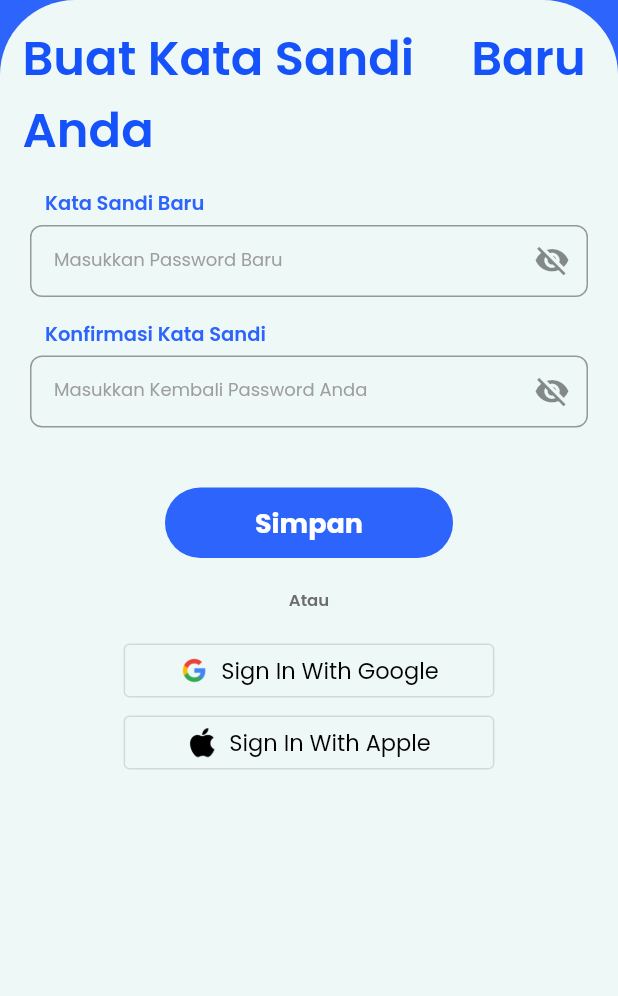
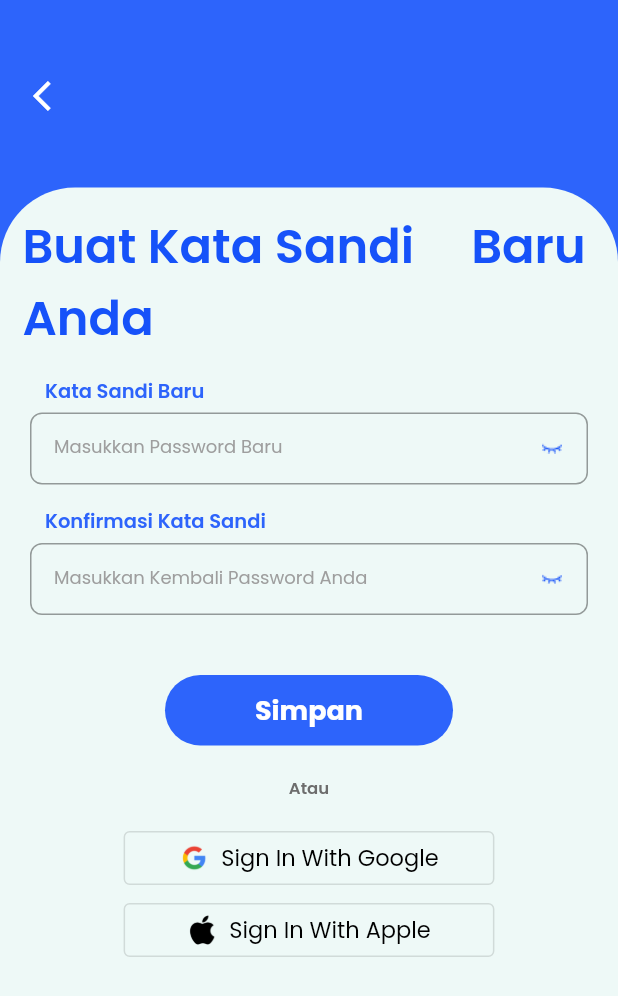
Before and after one commit to Project-Capstone-Group-16/Flutter_Kelompok-16, a Flutter app: the screen it shows after launch, on a phone screen of 412 x 824 dp. Shown: the top 996 px of the screen. Run offline on Flutter 3.47's test engine with Material 2 defaults, Android fonts, the light colour scheme and no system bars.

Commit message:
Menambahkan asset dan expanded unttuk listview

```diff
--- a/capstone/lib/main.dart
+++ b/capstone/lib/main.dart
@@ -1,5 +1,6 @@
 import 'package:capstone/forgot_password.dart';
 import 'package:capstone/new_password.dart';
+import 'package:capstone/otp_password.dart';
 import 'package:flutter/material.dart';
 import 'package:capstone/forgot_success.dart';
 
--- a/capstone/lib/new_password.dart
+++ b/capstone/lib/new_password.dart
@@ -10,6 +10,7 @@ class NewPassword extends StatefulWidget {
 
 class _NewPasswordState extends State<NewPassword> {
   FocusNode _focus = FocusNode();
+  FocusNode _confirmPasswordFocus = FocusNode();
 
   bool _isPasswordVisible = false;
 
@@ -17,6 +18,20 @@ class _NewPasswordState extends State<NewPassword> {
   void initState() {
     super.initState();
     _focus.addListener(_onFocusChange);
+    _focus.addListener(_onFocusChange);
+    _confirmPasswordFocus.addListener(_onConfirmPasswordFocusChange);
+  }
+
+  void _onConfirmPasswordFocusChange() {
+    if (_confirmPasswordFocus.hasFocus) {
+      setState(() {
+        height = 20;
+      });
+    } else {
+      setState(() {
+        height = 100;
+      });
+    }
   }
 
   @override
@@ -24,12 +39,14 @@ class _NewPasswordState extends State<NewPassword> {
     super.dispose();
     _focus.removeListener(_onFocusChange);
     _focus.dispose();
+    _confirmPasswordFocus.removeListener(_onConfirmPasswordFocusChange);
+    _confirmPasswordFocus.dispose();
   }
 
   void _onFocusChange() {
     if (_focus.hasFocus) {
       setState(() {
-        height = 50;
+        height = 20;
       });
     } else {
       setState(() {
@@ -39,7 +56,7 @@ class _NewPasswordState extends State<NewPassword> {
     debugPrint(height.toString());
   }
 
-  double height = 0;
+  double height = 50;
   double width = 0;
 
   @override
@@ -47,13 +64,14 @@ class _NewPasswordState extends State<NewPassword> {
     width = MediaQuery.of(context).size.width;
     return Scaffold(
       backgroundColor: ColorPath.background,
-      body: Stack(
+      body: SafeArea(
+        child: Stack(
           children: [
             Positioned(
               top: 40,
               left: 10,
               child: IconButton(
-              icon: Icon(
+                icon: const Icon(
                   Icons.arrow_back_ios,
                   color: Colors.white,
                 ),
@@ -67,8 +85,8 @@ class _NewPasswordState extends State<NewPassword> {
               children: [
                 Container(
                   alignment: Alignment.center,
-                margin: EdgeInsets.only(
-                  top: 140,
+                  margin: const EdgeInsets.only(
+                    top: 100,
                   ), // Mengatur posisi gambar dengan angka
                   // Mengatur margin bawah (opsional)
                   child: Image.asset(
@@ -80,7 +98,7 @@ class _NewPasswordState extends State<NewPassword> {
               ],
             ),
             Container(
-            margin: EdgeInsets.only(top: height * 0.30),
+              margin: EdgeInsets.only(top: height * 2.5),
               // height: height * 0.85,
               decoration: const BoxDecoration(
                 color: ColorPath.primary,
@@ -89,9 +107,10 @@ class _NewPasswordState extends State<NewPassword> {
                   topRight: Radius.circular(50),
                 ),
               ),
+              child: Expanded(
                 child: ListView(
                   children: [
-                Padding(
+                    const Padding(
                       padding: EdgeInsets.all(15.0),
                       child: Text(
                         'Buat Kata Sandi     Baru Anda',
@@ -103,8 +122,8 @@ class _NewPasswordState extends State<NewPassword> {
                         textAlign: TextAlign.start,
                       ),
                     ),
-                Padding(
-                  padding: const EdgeInsets.symmetric(horizontal: 30.0),
+                    const Padding(
+                      padding: EdgeInsets.symmetric(horizontal: 30.0),
                       child: Text('Kata Sandi Baru',
                           style: TextStyle(
                             fontSize: 13,
@@ -112,7 +131,7 @@ class _NewPasswordState extends State<NewPassword> {
                             color: ColorPath.background,
                           )),
                     ),
-                SizedBox(height: 5),
+                    const SizedBox(height: 5),
                     Padding(
                       padding: const EdgeInsets.symmetric(horizontal: 20.0),
                       child: TextFormField(
@@ -120,7 +139,7 @@ class _NewPasswordState extends State<NewPassword> {
                         focusNode: _focus,
                         decoration: InputDecoration(
                           labelText: 'Masukkan Password Baru',
-                      labelStyle: TextStyle(
+                          labelStyle: const TextStyle(
                             fontSize: 12,
                             fontWeight: FontWeight.w400,
                             color: Colors.grey,
@@ -131,10 +150,10 @@ class _NewPasswordState extends State<NewPassword> {
                           contentPadding:
                               const EdgeInsets.symmetric(horizontal: 16.0),
                           suffixIcon: IconButton(
-                        icon: Icon(
+                            icon: Image.asset(
                               _isPasswordVisible
-                              ? Icons.visibility
-                              : Icons.visibility_off_sharp,
+                                  ? 'assets/images/onvisibility.png' // Replace with the path to the visible icon image
+                                  : 'assets/images/visibility.png', // Replace with the path to the invisible icon image
                             ),
                             onPressed: () {
                               setState(() {
@@ -145,9 +164,9 @@ class _NewPasswordState extends State<NewPassword> {
                         ),
                       ),
                     ),
-                SizedBox(height: 15),
-                Padding(
-                  padding: const EdgeInsets.symmetric(horizontal: 30.0),
+                    const SizedBox(height: 15),
+                    const Padding(
+                      padding: EdgeInsets.symmetric(horizontal: 30.0),
                       child: Text('Konfirmasi Kata Sandi',
                           style: TextStyle(
                             fontSize: 13,
@@ -155,14 +174,15 @@ class _NewPasswordState extends State<NewPassword> {
                             color: ColorPath.background,
                           )),
                     ),
-                SizedBox(height: 5),
+                    const SizedBox(height: 5),
                     Padding(
                       padding: const EdgeInsets.symmetric(horizontal: 20.0),
                       child: TextFormField(
                         obscureText: !_isPasswordVisible,
+                        focusNode: _confirmPasswordFocus,
                         decoration: InputDecoration(
                           labelText: 'Masukkan Kembali Password Anda',
-                      labelStyle: TextStyle(
+                          labelStyle: const TextStyle(
                             fontSize: 12,
                             fontWeight: FontWeight.w400,
                             color: Colors.grey,
@@ -173,10 +193,10 @@ class _NewPasswordState extends State<NewPassword> {
                           contentPadding:
                               const EdgeInsets.symmetric(horizontal: 16.0),
                           suffixIcon: IconButton(
-                        icon: Icon(
+                            icon: Image.asset(
                               _isPasswordVisible
-                              ? Icons.visibility
-                              : Icons.visibility_off_sharp,
+                                  ? 'assets/images/onvisibility.png' // Replace with the path to the visible icon image
+                                  : 'assets/images/visibility.png', // Replace with the path to the invisible icon image
                             ),
                             onPressed: () {
                               setState(() {
@@ -190,12 +210,13 @@ class _NewPasswordState extends State<NewPassword> {
                     const SizedBox(height: 40),
                     Center(
                       child: Container(
-                    padding: EdgeInsets.symmetric(horizontal: 60, vertical: 10),
+                        padding: const EdgeInsets.symmetric(
+                            horizontal: 60, vertical: 10),
                         decoration: BoxDecoration(
                           color: ColorPath.background,
                           borderRadius: BorderRadius.circular(40),
                         ),
-                    child: Text(
+                        child: const Text(
                           'Simpan',
                           style: TextStyle(
                             fontSize: 18,
@@ -207,7 +228,7 @@ class _NewPasswordState extends State<NewPassword> {
                       ),
                     ),
                     const SizedBox(height: 5),
-                Padding(
+                    const Padding(
                       padding: EdgeInsets.all(15.0),
                       child: Text(
                         'Atau',
@@ -221,14 +242,15 @@ class _NewPasswordState extends State<NewPassword> {
                     ),
                     Center(
                       child: FractionallySizedBox(
-                    widthFactor: 0.6, // Faktor lebar relatif terhadap parent
+                        widthFactor:
+                            0.6, // Faktor lebar relatif terhadap parent
                         child: OutlinedButton.icon(
                           icon: Image.asset(
                             'assets/images/googlelogo.png',
                             width: 20.0,
                           ),
                           onPressed: () {},
-                      label: Text(
+                          label: const Text(
                             'Sign In With Google',
                             style: TextStyle(
                               fontSize: 15,
@@ -241,14 +263,15 @@ class _NewPasswordState extends State<NewPassword> {
                     ),
                     Center(
                       child: FractionallySizedBox(
-                    widthFactor: 0.6, // Faktor lebar relatif terhadap parent
+                        widthFactor:
+                            0.6, // Faktor lebar relatif terhadap parent
                         child: OutlinedButton.icon(
                           icon: Image.asset(
                             'assets/images/applelogo.png',
                             width: 20.0,
                           ),
                           onPressed: () {},
-                      label: Text(
+                          label: const Text(
                             'Sign In With Apple',
                             style: TextStyle(
                               fontSize: 15,
@@ -261,8 +284,10 @@ class _NewPasswordState extends State<NewPassword> {
                     ),
                   ],
                 ),
+              ),
             )
           ],
+        ),
       ),
     );
   }
```
Also changed, not shown: capstone/lib/otp_password.dart (+122 -0 lines), capstone/assets/images/onvisibility.png (added), capstone/assets/images/visibility.png (added). Lines whose indentation alone changed are shown as unchanged.
